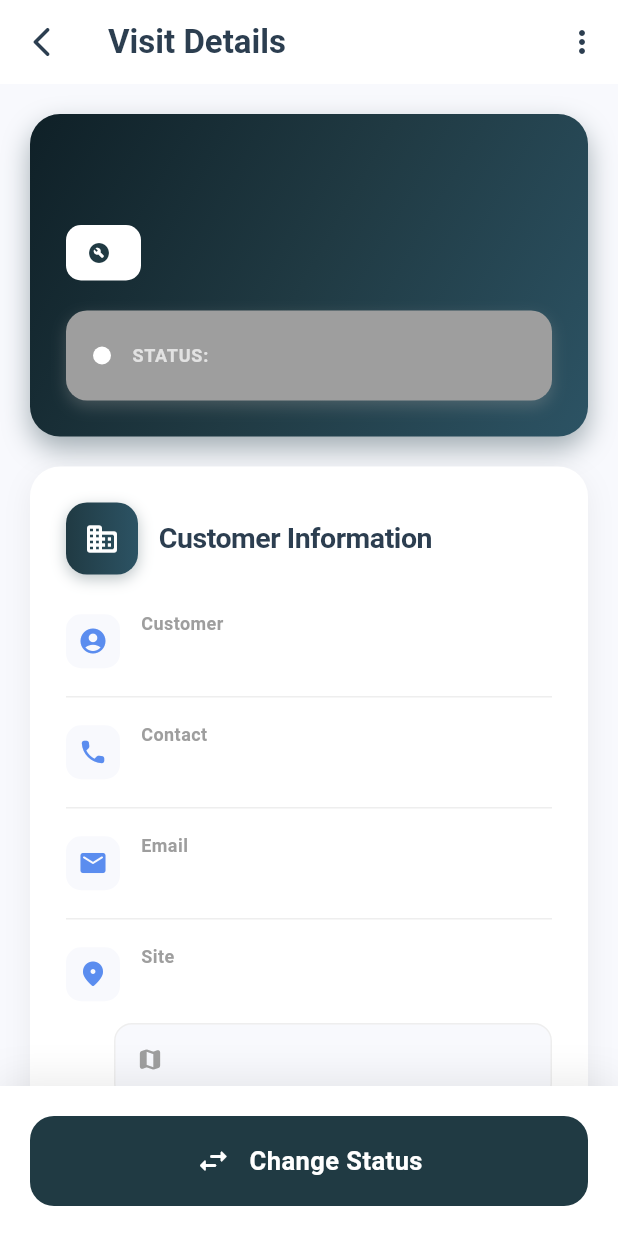
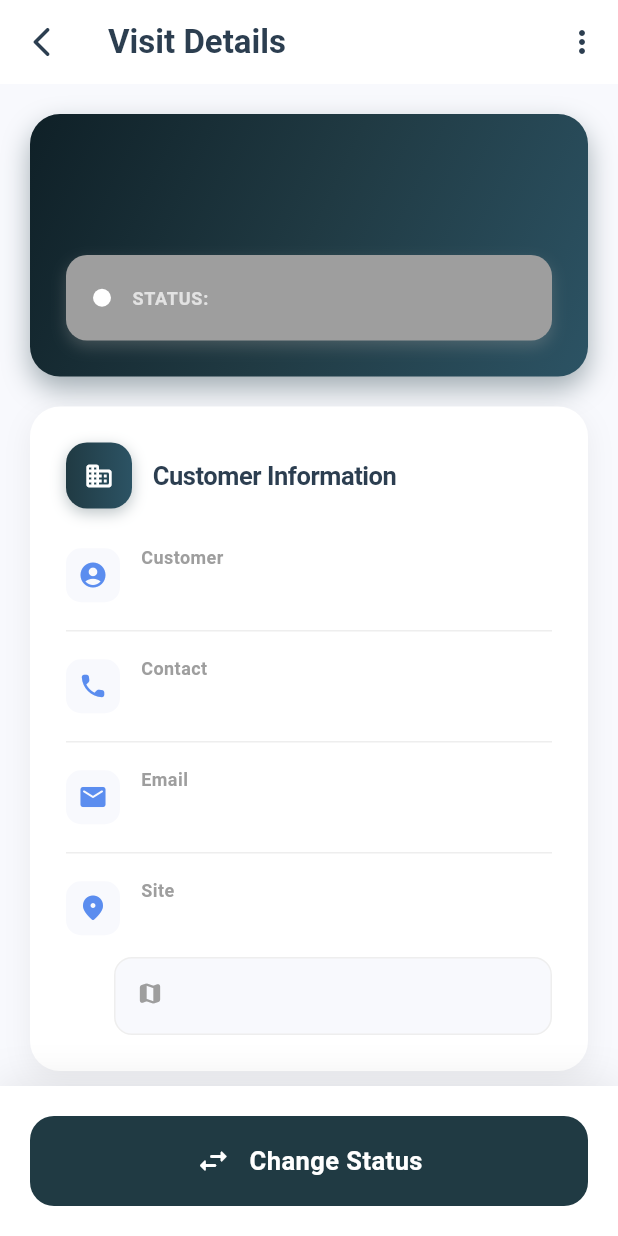
Before and after one commit to teambackoffice/sahelmed_app, a Flutter app: the MaintenanceVisitDetail screen opened directly with empty values, on a phone screen of 412 x 824 dp. Run offline on Flutter 3.47's test engine with Material 3 defaults, Android fonts, the light colour scheme and no system bars; our stand-ins replace image_picker.

Commit message:
VISIT DETAILS

```diff
--- a/lib/view/service_engineer/homepage_se.dart
+++ b/lib/view/service_engineer/homepage_se.dart
@@ -220,7 +220,7 @@ class _ServiceEngineerHomepageState extends State<ServiceEngineerHomepage> {
               children: [
                 _buildEnhancedMenuItem(
                   icon: Icons.description_outlined,
-                  title: 'Maintenance Visit',
+                  title: 'Assigned Visit',
                   subtitle: '',
                   color: Colors.orange,
                   onTap: () {
--- a/lib/view/service_engineer/machine_certificate/create_machine_certificate.dart
+++ b/lib/view/service_engineer/machine_certificate/create_machine_certificate.dart
@@ -238,7 +238,11 @@ class _CreateMachineCertificateState extends State<CreateMachineCertificate> {
         backgroundColor: AppColors.darkNavy,
         title: const Text(
           'Create Machine Certificate',
-          style: TextStyle(color: Colors.white),
+          style: TextStyle(
+            color: Colors.white,
+            fontWeight: FontWeight.bold,
+            fontSize: 18,
+          ),
         ),
         elevation: 0,
       ),
--- a/lib/view/service_engineer/maintenance_visit/visit_detail.dart
+++ b/lib/view/service_engineer/maintenance_visit/visit_detail.dart
@@ -594,35 +594,35 @@ class _MaintenanceVisitDetailState extends State<MaintenanceVisitDetail> {
                       ),
                     ),
                     const SizedBox(height: 12),
-                    Container(
-                      padding: const EdgeInsets.symmetric(
-                        horizontal: 14,
-                        vertical: 8,
-                      ),
-                      decoration: BoxDecoration(
-                        color: Colors.white,
-                        borderRadius: BorderRadius.circular(10),
-                      ),
-                      child: Row(
-                        mainAxisSize: MainAxisSize.min,
-                        children: [
-                          Icon(
-                            Icons.build_circle_rounded,
-                            size: 16,
-                            color: const Color(0xFF203A43),
-                          ),
-                          const SizedBox(width: 6),
-                          Text(
-                            _visit['maintenance_type'] ?? '',
-                            style: const TextStyle(
-                              fontSize: 14,
-                              color: Color(0xFF203A43),
-                              fontWeight: FontWeight.bold,
-                            ),
-                          ),
-                        ],
-                      ),
-                    ),
+                    // Container(
+                    //   padding: const EdgeInsets.symmetric(
+                    //     horizontal: 14,
+                    //     vertical: 8,
+                    //   ),
+                    //   decoration: BoxDecoration(
+                    //     color: Colors.white,
+                    //     borderRadius: BorderRadius.circular(10),
+                    //   ),
+                    //   child: Row(
+                    //     mainAxisSize: MainAxisSize.min,
+                    //     children: [
+                    //       Icon(
+                    //         Icons.build_circle_rounded,
+                    //         size: 16,
+                    //         color: const Color(0xFF203A43),
+                    //       ),
+                    //       const SizedBox(width: 6),
+                    //       Text(
+                    //         _visit['maintenance_type'] ?? '',
+                    //         style: const TextStyle(
+                    //           fontSize: 14,
+                    //           color: Color(0xFF203A43),
+                    //           fontWeight: FontWeight.bold,
+                    //         ),
+                    //       ),
+                    //     ],
+                    //   ),
+                    // ),
                   ],
                 ),
               ),
@@ -670,7 +670,7 @@ class _MaintenanceVisitDetailState extends State<MaintenanceVisitDetail> {
                   _visit['status'] ?? '',
                   style: const TextStyle(
                     color: Colors.white,
-                    fontSize: 17,
+                    fontSize: 15,
                     fontWeight: FontWeight.bold,
                   ),
                 ),
@@ -720,14 +720,14 @@ class _MaintenanceVisitDetailState extends State<MaintenanceVisitDetail> {
                   child: const Icon(
                     Icons.business_rounded,
                     color: Colors.white,
-                    size: 24,
+                    size: 20,
                   ),
                 ),
                 const SizedBox(width: 14),
                 const Text(
                   'Customer Information',
                   style: TextStyle(
-                    fontSize: 19,
+                    fontSize: 17,
                     fontWeight: FontWeight.bold,
                     color: Color(0xFF2C3E50),
                     letterSpacing: -0.3,
@@ -844,14 +844,14 @@ class _MaintenanceVisitDetailState extends State<MaintenanceVisitDetail> {
                   child: const Icon(
                     Icons.build_circle_rounded,
                     color: Colors.white,
-                    size: 24,
+                    size: 20,
                   ),
                 ),
                 const SizedBox(width: 14),
                 const Text(
                   'Equipment Details',
                   style: TextStyle(
-                    fontSize: 19,
+                    fontSize: 17,
                     fontWeight: FontWeight.bold,
                     color: Color(0xFF2C3E50),
                     letterSpacing: -0.3,
@@ -927,14 +927,14 @@ class _MaintenanceVisitDetailState extends State<MaintenanceVisitDetail> {
                   child: const Icon(
                     Icons.calendar_month_rounded,
                     color: Colors.white,
-                    size: 24,
+                    size: 20,
                   ),
                 ),
                 const SizedBox(width: 14),
                 const Text(
                   'Schedule',
                   style: TextStyle(
-                    fontSize: 19,
+                    fontSize: 17,
                     fontWeight: FontWeight.bold,
                     color: Color(0xFF2C3E50),
                     letterSpacing: -0.3,
```
Also changed, not shown: lib/view/service_engineer/material_request/create_material_request.dart (+41 -0 lines).
